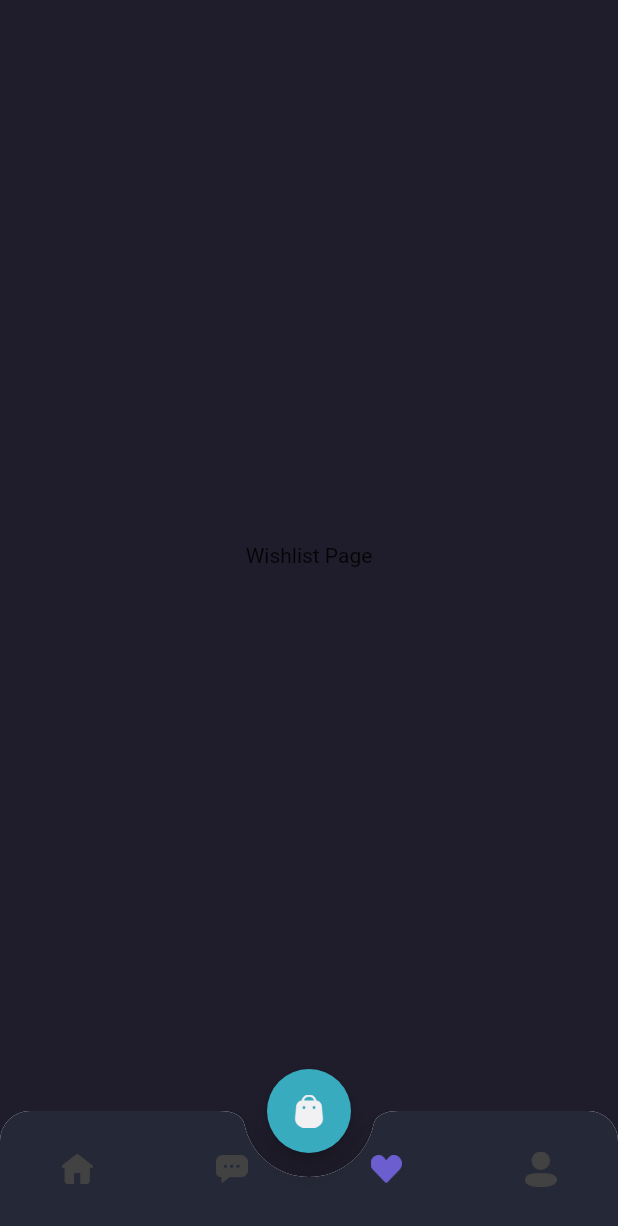
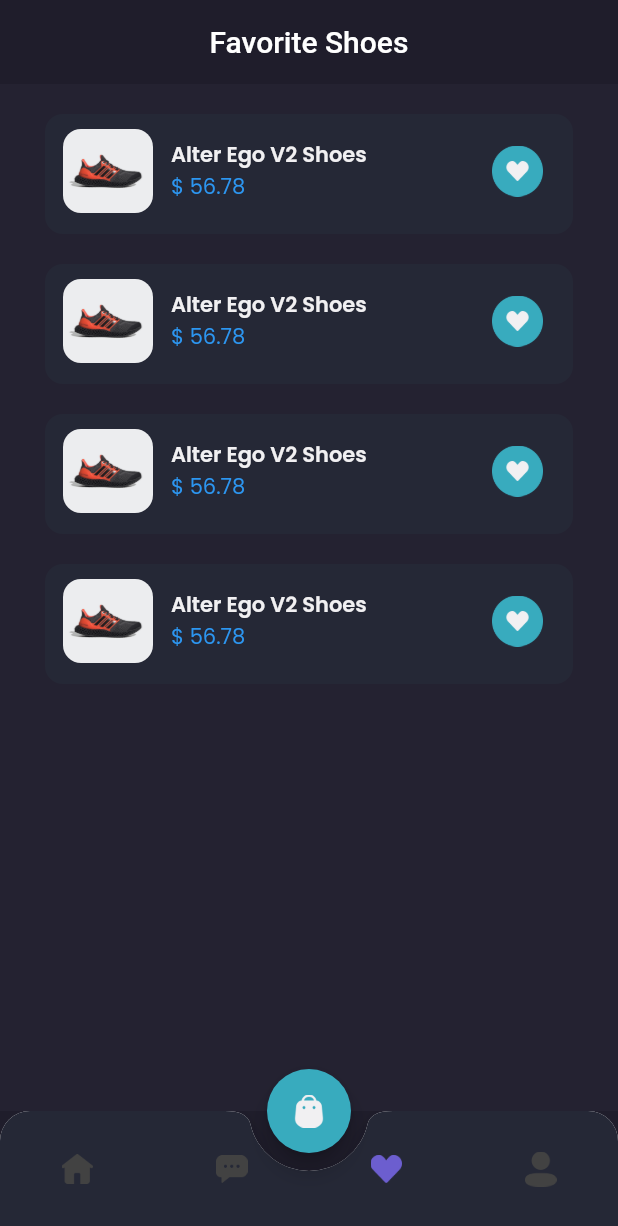
Before and after one commit to rezawahyuadinata/e-commerce-baju, a Flutter app: the MainPage screen opened by its route, item 3 of the bottom bar chosen, on a phone screen of 412 x 824 dp. Shown: the top 1226 px of the screen. Run offline on Flutter 3.47's test engine with Material 2 defaults, Android fonts, the phone set to English and light mode, and no system bars; our stand-ins replace google_fonts.

Commit message:
menambahkan tampilan dalam wishlist

```diff
--- a/frontend/lib/main.dart
+++ b/frontend/lib/main.dart
@@ -1,6 +1,7 @@
 import 'package:flutter/material.dart';
 import 'package:frontend/pages/Authentication/sign_in.dart';
 import 'package:frontend/pages/Authentication/sign_up.dart';
+import 'package:frontend/pages/home/detail_chat_page.dart';
 import 'package:frontend/pages/home/main_page.dart';
 import 'package:frontend/pages/splash_page.dart';
 import 'package:google_fonts/google_fonts.dart';
@@ -19,6 +20,7 @@ class MyApp extends StatelessWidget {
         '/sign-in': (context) => SignInPage(),
         '/sign-up': (context) => SignUpPage(),
         '/home': (context) => MainPage(),
+        '/detail-chat': (context) => DetailChatPage(),
       },
     );
   }
--- /dev/null
+++ b/frontend/lib/pages/home/Widget/wishlist_item_widget.dart
@@ -0,0 +1,58 @@
+import 'package:flutter/material.dart';
+import 'package:frontend/theme.dart';
+
+class WishlistItemWidget extends StatelessWidget {
+  const WishlistItemWidget({super.key});
+
+  @override
+  Widget build(BuildContext context) {
+    return Container(
+      margin: EdgeInsets.only(
+        top: 20,
+      ),
+      padding: EdgeInsets.only(
+        bottom: 14,
+        top: 10,
+        left: 12,
+        right: 20,
+      ),
+      decoration: BoxDecoration(
+        borderRadius: BorderRadius.circular(12),
+        color: backgroundColor4,
+      ),
+      child: Row(children: [
+        ClipRRect(
+          borderRadius: BorderRadius.circular(12),
+          child: Image.asset(
+            'assets/images/image_shoes.png',
+            width: 60,
+          ),
+        ),
+        SizedBox(
+          width: 12,
+        ),
+        Expanded(
+          child: Column(
+            crossAxisAlignment: CrossAxisAlignment.start,
+            children: [
+              Text(
+                'Alter Ego V2 Shoes',
+                style: primaryTextStyle.copyWith(
+                  fontWeight: semiBold,
+                ),
+              ),
+              Text(
+                '\$ 56.78',
+                style: priceTextStyle,
+              )
+            ],
+          ),
+        ),
+        Image.asset(
+          'assets/icons/button_wishlist_blue.png',
+          width: 34,
+        )
+      ]),
+    );
+  }
+}
--- a/frontend/lib/pages/home/main_page.dart
+++ b/frontend/lib/pages/home/main_page.dart
@@ -2,7 +2,7 @@ import 'package:flutter/material.dart';
 import 'package:frontend/pages/Authentication/sign_in.dart';
 import 'package:frontend/pages/home/chat_page.dart';
 import 'package:frontend/pages/home/home_page.dart';
-import 'package:frontend/pages/home/pofile_page.dart';
+import 'package:frontend/pages/home/profile_page.dart';
 import 'package:frontend/pages/home/wishlist_page.dart';
 import 'package:frontend/theme.dart';
 
@@ -36,16 +36,18 @@ class _MainPageState extends State<MainPage> {
         ),
         child: BottomAppBar(
           shape: CircularNotchedRectangle(),
-          notchMargin: 16,
+          notchMargin: 12,
           clipBehavior: Clip.antiAlias,
           child: BottomNavigationBar(
               backgroundColor: backgroundColor4,
               type: BottomNavigationBarType.fixed,
               onTap: (value) {
                 print(value);
-                setState(() {
-                  currentindex = value;
-                });
+                setState(
+                  () {
+                    currentindex = value;
+                  },
+                );
               },
               items: [
                 BottomNavigationBarItem(
--- a/frontend/lib/pages/home/pofile_page.dart
+++ /dev/null
@@ -1,13 +0,0 @@
-import 'package:flutter/material.dart';
-
-class ProfilePage extends StatelessWidget {
-  const ProfilePage({super.key});
-
-  @override
-  Widget build(BuildContext context) {
-    return Center(
-        child: Container(
-      child: Text('Profile Page'),
-    ));
-  }
-}
--- a/frontend/lib/pages/home/wishlist_page.dart
+++ b/frontend/lib/pages/home/wishlist_page.dart
@@ -1,13 +1,107 @@
 import 'package:flutter/material.dart';
+import 'package:frontend/pages/home/Widget/wishlist_item_widget.dart';
+import 'package:frontend/theme.dart';
 
 class WishlistPage extends StatelessWidget {
   const WishlistPage({super.key});
 
   @override
   Widget build(BuildContext context) {
-    return Center(
+    Widget header() {
+      return AppBar(
+        backgroundColor: backgroundColor1,
+        centerTitle: true,
+        title: Text('Favorite Shoes'),
+        // elevation: 0,
+        automaticallyImplyLeading: false,
+      );
+    }
+
+    Widget emptyWishlist() {
+      return Expanded(
         child: Container(
-      child: Text('Wishlist Page'),
-    ));
+          width: double.infinity,
+          color: backgroundColor3,
+          child: Column(
+            mainAxisAlignment: MainAxisAlignment.center,
+            children: [
+              Image.asset(
+                'assets/icons/image_wishlist.png',
+                width: 70,
+              ),
+              SizedBox(
+                height: 23,
+              ),
+              Text(
+                'You don\'t have a shoes :(',
+                style: primaryTextStyle.copyWith(
+                  fontSize: 16,
+                  fontWeight: medium,
+                ),
+              ),
+              SizedBox(
+                height: 20,
+              ),
+              Text(
+                'Let\'s find some shoes for you.',
+                style: secondaryTextStyle.copyWith(
+                  fontSize: 14,
+                  fontWeight: medium,
+                ),
+              ),
+              SizedBox(
+                height: 20,
+              ),
+              Container(
+                height: 44,
+                child: TextButton(
+                  onPressed: () {},
+                  style: TextButton.styleFrom(
+                      padding: EdgeInsets.symmetric(
+                        horizontal: 24,
+                        vertical: 10,
+                      ),
+                      backgroundColor: primaryColor,
+                      shape: RoundedRectangleBorder(
+                          borderRadius: BorderRadius.circular(12))),
+                  child: Text(
+                    'Explore Store',
+                    style: primaryTextStyle.copyWith(
+                      fontSize: 16,
+                    ),
+                  ),
+                ),
+              )
+            ],
+          ),
+        ),
+      );
+    }
+
+    Widget content() {
+      return Expanded(
+        child: Container(
+          color: backgroundColor3,
+          child: ListView(
+            padding: EdgeInsets.symmetric(horizontal: defaultMargin),
+            children: [
+              WishlistItemWidget(),
+              WishlistItemWidget(),
+              WishlistItemWidget(),
+              WishlistItemWidget(),
+
+            ],
+          ),
+        ),
+      );
+    }
+
+    return Column(
+      children: [
+        header(),
+        content(),
+        // emptyWishlist(),
+      ],
+    );
   }
 }
```
Also changed, not shown: frontend/lib/pages/home/Widget/chat_bubble_widget.dart (added, +145 -0 lines), frontend/lib/pages/home/Widget/chat_widget.dart (+6 -1 lines), frontend/lib/pages/home/detail_chat_page.dart (+202 -0 lines), frontend/lib/pages/home/profile_page.dart (added, +63 -0 lines).
